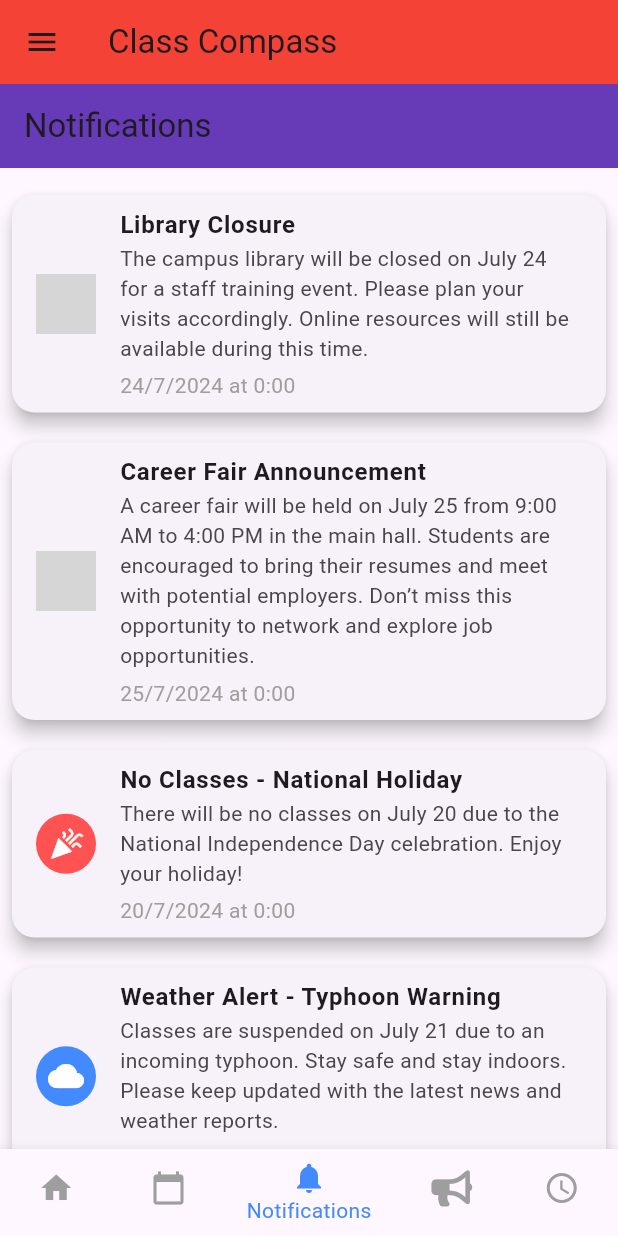
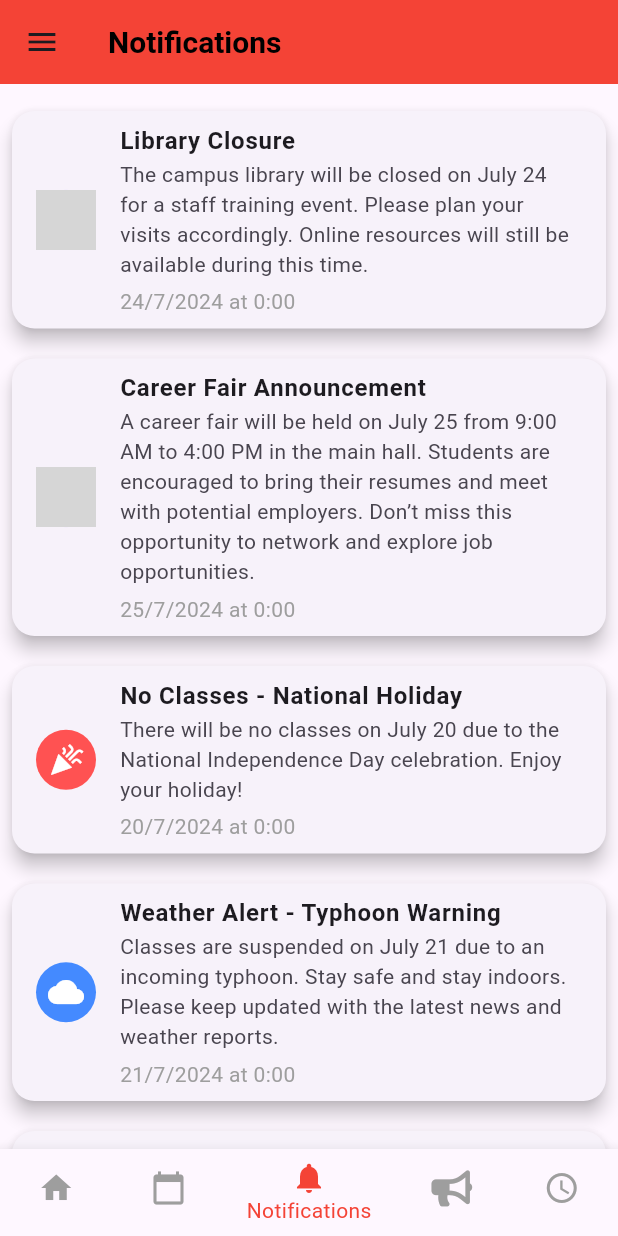
Before and after one commit to AaronCrisologo/Class-Compass-Your-University-Companion-App-, a Flutter app: the MainScreen screen opened directly, item 3 of the bottom bar chosen, on a phone screen of 412 x 824 dp. Run offline on Flutter 3.47's test engine with Material 3 defaults, Android fonts, the phone set to English and light mode, and no system bars; our stand-ins replace flutter_colorpicker, font_awesome_flutter; network calls fail; grey boxes are pictures that could not be loaded.

```diff
--- a/lib/login_screen.dart
+++ b/lib/login_screen.dart
@@ -12,8 +12,8 @@ class _LoginScreenState extends State<LoginScreen> {
   final _passwordController = TextEditingController();
 
   String? _validateEmail(String? value) {
-    const pattern = r'^[^@]+@[^@]+\.[^@]+';
-    final regex = RegExp(pattern);
+    // const pattern = r'^[^@]+@[^@]+\.[^@]+';
+    // final regex = RegExp(pattern);
     // if (!regex.hasMatch(value!)) {
     //   return 'Enter a valid email address';
     // }
--- a/lib/main.dart
+++ b/lib/main.dart
@@ -7,6 +7,7 @@ import 'announcements_screen.dart';
 import 'schedule_screen.dart';
 import 'settings_screen.dart';
 import 'login_screen.dart';
+import 'profile_screen.dart';
 
 void main() => runApp(ClassCompassApp());
 
@@ -52,11 +53,42 @@ class _MainScreenState extends State<MainScreen> {
     );
   }
 
+  void _navigateToProfile() {
+    Navigator.push(
+      context,
+      MaterialPageRoute(builder: (context) => ProfileScreen()),
+    );
+  }
+
+  String _getAppBarTitle(int index) {
+    switch (index) {
+      case 0:
+        return 'Class Compass';
+      case 1:
+        return 'Calendar';
+      case 2:
+        return 'Notifications';
+      case 3:
+        return 'Announcements';
+      case 4:
+        return 'Schedule';
+      default:
+        return 'Class Compass';
+    }
+  }
+
   @override
   Widget build(BuildContext context) {
     return Scaffold(
       appBar: AppBar(
-        title: Text('Class Compass'),
+        title: Text(
+          _getAppBarTitle(_selectedIndex),
+          style: const TextStyle(
+            fontSize: 20.0,
+            fontWeight: FontWeight.bold,
+            color: Colors.black,
+          ),
+        ),
         backgroundColor: Colors.red,
       ),
       body: _widgetOptions.elementAt(_selectedIndex),
@@ -78,7 +110,7 @@ class _MainScreenState extends State<MainScreen> {
             icon: Icon(
               FontAwesomeIcons.bullhorn,
             ),
-            label: 'Announcements',
+            label: 'Posts',
           ),
           BottomNavigationBarItem(
             icon: Icon(Icons.schedule),
@@ -86,7 +118,7 @@ class _MainScreenState extends State<MainScreen> {
           ),
         ],
         currentIndex: _selectedIndex,
-        selectedItemColor: Colors.blueAccent,
+        selectedItemColor: Colors.red,
         unselectedItemColor: Colors.grey,
         onTap: _onItemTapped,
         backgroundColor: Colors.red,
@@ -98,11 +130,14 @@ class _MainScreenState extends State<MainScreen> {
             UserAccountsDrawerHeader(
               accountName: Text("User Name"),
               accountEmail: Text("user@example.com"),
-              currentAccountPicture: CircleAvatar(
-                backgroundColor: Colors.white,
-                child: Text(
-                  "U",
-                  style: TextStyle(fontSize: 40.0),
+              currentAccountPicture: GestureDetector(
+                onTap: _navigateToProfile,
+                child: CircleAvatar(
+                  backgroundColor: Colors.white,
+                  child: Text(
+                    "U",
+                    style: TextStyle(fontSize: 40.0),
+                  ),
                 ),
               ),
               decoration: BoxDecoration(
@@ -110,13 +145,9 @@ class _MainScreenState extends State<MainScreen> {
               ),
             ),
             ListTile(
-                leading: Icon(Icons.school),
-                title: Text('Department: CICS',
-                    style: TextStyle(fontWeight: FontWeight.bold))),
-            ListTile(
-              leading: Icon(Icons.book),
-              title: Text('Course: Information Technology',
-                  style: TextStyle(fontWeight: FontWeight.bold)),
+              leading: Icon(Icons.person),
+              title: Text('My Profile'),
+              onTap: _navigateToProfile,
             ),
             ListTile(
               leading: Icon(Icons.add),
@@ -131,6 +162,11 @@ class _MainScreenState extends State<MainScreen> {
               onTap: () {
                 // Implement Resources functionality
               },
+            ),
+            ListTile(
+              leading: Icon(Icons.archive),
+              title: Text('Notification Archive'),
+              onTap: () {},
             ),
             ListTile(
               leading: Icon(Icons.settings),
--- a/lib/notifications_screen.dart
+++ b/lib/notifications_screen.dart
@@ -1,6 +1,11 @@
 import 'package:flutter/material.dart';
 
-class NotificationScreen extends StatelessWidget {
+class NotificationScreen extends StatefulWidget {
+  @override
+  _NotificationScreenState createState() => _NotificationScreenState();
+}
+
+class _NotificationScreenState extends State<NotificationScreen> {
   final List<Map<String, dynamic>> notifications = [
     // Announcement Screen Data
     {
@@ -72,19 +77,50 @@ class NotificationScreen extends StatelessWidget {
     },
   ];
 
+  void _archiveNotification(int index) {
+    setState(() {
+      notifications.removeAt(index);
+    });
+    ScaffoldMessenger.of(context).showSnackBar(
+      SnackBar(
+        content: Text('Notification archived'),
+      ),
+    );
+  }
+
   @override
   Widget build(BuildContext context) {
     return Scaffold(
-      appBar: AppBar(
-        title: Text('Notifications'),
-        backgroundColor: Colors.deepPurple,
-      ),
       body: ListView.builder(
         padding: const EdgeInsets.all(8.0),
         itemCount: notifications.length,
         itemBuilder: (context, index) {
           final notification = notifications[index];
-          return NotificationCard(notification: notification);
+          return Dismissible(
+            key: Key(notification['title']),
+            direction: DismissDirection.endToStart,
+            onDismissed: (direction) {
+              _archiveNotification(index);
+            },
+            background: Container(
+              alignment: Alignment.centerRight,
+              padding: EdgeInsets.symmetric(horizontal: 20.0),
+              margin: EdgeInsets.symmetric(vertical: 10.0),
+              decoration: BoxDecoration(
+                color: Colors.red,
+                borderRadius: BorderRadius.circular(15.0),
+              ),
+              child: Row(
+                mainAxisSize: MainAxisSize.min,
+                children: [
+                  Icon(Icons.remove_circle, color: Colors.white),
+                  SizedBox(width: 10),
+                  Text('Removing...', style: TextStyle(color: Colors.white)),
+                ],
+              ),
+            ),
+            child: NotificationCard(notification: notification),
+          );
         },
       ),
     );
--- a/lib/schedule_screen.dart
+++ b/lib/schedule_screen.dart
@@ -32,9 +32,9 @@ class _ScheduleScreenState extends State<ScheduleScreen> {
             child: Column(
               children: [
                 Padding(
-                  padding: const EdgeInsets.only(top: 40.0, bottom: 20.0),
+                  padding: const EdgeInsets.only(top: 30.0),
                   child: Text(
-                    "Class Scheduler",
+                    "Weekly Schedule",
                     style: TextStyle(
                       fontSize: 32,
                       fontWeight: FontWeight.bold,
```
Also changed, not shown: lib/announcements_screen.dart (+78 -29 lines), lib/profile_screen.dart (added, +78 -0 lines).
